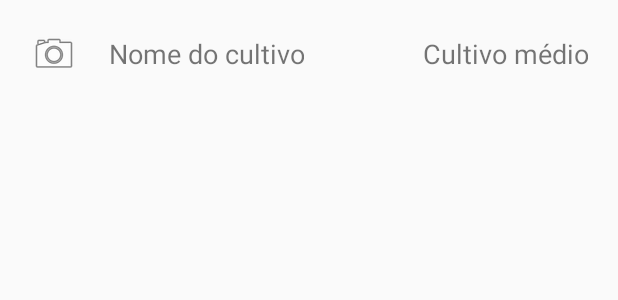
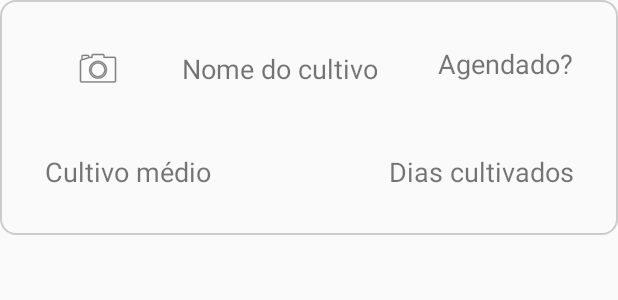
Before and after one commit to romariobs/empsoft-project, an Android app: the layout item_insumo.xml on its own in the app's theme, with its tools: preview values and no code run, on a phone screen of 412 x 824 dp. Shown: the top 300 px of the screen. Run offline under Robolectric (Android 15) with nearby library versions, the phone set to English and light mode, and no system bars.

Commit message:
Insumo agora mostra um pouco mais de detalhes

```diff
--- a/app/src/main/java/br/edu/ufcg/empsoft/activities/POPOptions.java
+++ b/app/src/main/java/br/edu/ufcg/empsoft/activities/POPOptions.java
@@ -59,7 +59,6 @@ public class POPOptions extends Activity{
         insumo = (TextView) findViewById(R.id.popup_title);
         insumo.setText(nomeInsumo);
 
-
         btnAgendarColheita = (Button)findViewById(R.id.btn_agendar_colheita);
         this.btnAgendarColheita.setOnClickListener(new View.OnClickListener() {
             @Override
--- a/app/src/main/java/br/edu/ufcg/empsoft/adapters/CultivoAdapter.java
+++ b/app/src/main/java/br/edu/ufcg/empsoft/adapters/CultivoAdapter.java
@@ -51,6 +51,7 @@ public class CultivoAdapter extends RecyclerView.Adapter {
 
         viewHolder.cultivoMedio.setText("Em média "
                 + Integer.toString(insumo.getCultivoMedio()) + " dias");
+        viewHolder.diasCultivados.setText("Há " + insumo.getDiasCultivados() + " dias");
     }
 
     @Override
@@ -60,8 +61,8 @@ public class CultivoAdapter extends RecyclerView.Adapter {
 
     public class CultivoViewHolder extends RecyclerView.ViewHolder implements View.OnClickListener {
 
-        private TextView nome;
-        private TextView cultivoMedio;
+        private TextView nome, colheitaAgendada;
+        private TextView cultivoMedio, diasCultivados;
         private Context context;
 
         public CultivoViewHolder(View itemView, Context context) {
@@ -69,6 +70,8 @@ public class CultivoAdapter extends RecyclerView.Adapter {
             itemView.setOnClickListener(this);
             nome = (TextView) itemView.findViewById(R.id.cultivo_name);
             cultivoMedio = (TextView) itemView.findViewById(R.id.cultivo_medio);
+            colheitaAgendada = (TextView)itemView.findViewById(R.id.colheita_agendada);
+            diasCultivados = (TextView)itemView.findViewById(R.id.dias_cultivados);
             this.context = context;
         }
 
@@ -76,7 +79,6 @@ public class CultivoAdapter extends RecyclerView.Adapter {
         public void onClick(View v) {
             int position = getAdapterPosition();
             Insumo insumo = insumos[position];
-            System.out.println("ENTROU");
             System.out.println(insumo.getNome());
 
             Intent intent = new Intent(this.context, POPOptions.class);
--- a/app/src/main/res/layout/item_insumo.xml
+++ b/app/src/main/res/layout/item_insumo.xml
@@ -5,6 +5,11 @@
     android:layout_width="match_parent"
     android:layout_height="wrap_content">
 
+        <LinearLayout
+            android:layout_width="match_parent"
+            android:layout_height="wrap_content"
+            android:orientation="vertical"
+            android:background="@drawable/customborder">
                 <LinearLayout
                         android:id="@+id/fazenda"
                         android:layout_width="match_parent"
@@ -16,29 +21,56 @@
                             android:layout_width="wrap_content"
                             android:layout_height="wrap_content"
                             android:layout_marginRight="20dp"
-                    android:src="@android:drawable/ic_menu_camera" />
+                            android:src="@android:drawable/ic_menu_camera"
+                            android:layout_weight="0.3"/>
                         <TextView
                             android:id="@+id/cultivo_name"
-                    android:layout_width="wrap_content"
+                            android:layout_width="0dp"
                             android:layout_height="wrap_content"
                             android:layout_gravity="center"
                             android:gravity="center"
                             android:text="Nome do cultivo"
-                    android:textSize="18dp"/>
+                            android:textSize="18dp"
+                            android:layout_weight="1"/>
+
+                        <TextView
+                            android:id="@+id/colheita_agendada"
+                            android:layout_width="0dp"
+                            android:layout_height="wrap_content"
+                            android:layout_weight="1"
+                            android:gravity="center_vertical|right"
+                            android:text="Agendado?"
+                            android:textSize="18dp" />
+
+                </LinearLayout>
+
+                <LinearLayout
+                    android:layout_width="match_parent"
+                    android:layout_height="wrap_content"
+                    android:orientation="horizontal"
+                    android:layout_margin="20dp"
+                    android:layout_marginTop="10dp"
+                    >
                         <TextView
                             android:id="@+id/cultivo_medio"
-                    android:layout_width="fill_parent"
-                    android:layout_height="match_parent"
+                            android:layout_width="0dp"
+                            android:layout_height="wrap_content"
+                            android:gravity="center_vertical"
+                            android:text="Cultivo médio"
+                            android:textSize="18dp"
+                            android:layout_weight="1"/>
+
+                        <TextView
+                            android:id="@+id/dias_cultivados"
+                            android:layout_width="0dp"
+                            android:layout_height="wrap_content"
                             android:gravity="center_vertical|right"
-                    android:text="Cultivo médio"
-                android:textSize="18dp"/>
+                            android:text="Dias cultivados"
+                            android:textSize="18dp"
+                            android:layout_weight="1"/>
+
+                </LinearLayout>
         </LinearLayout>
 
 
-
-
-
-
-
-
 </LinearLayout>
```
Lines whose indentation alone changed are shown as unchanged.
